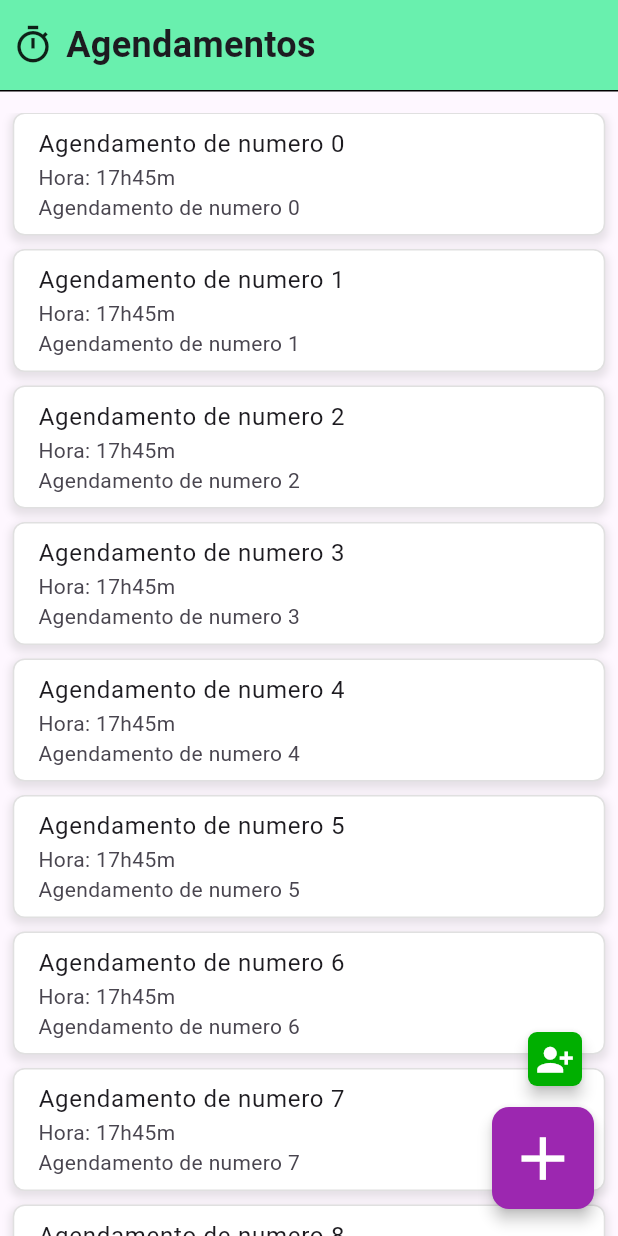
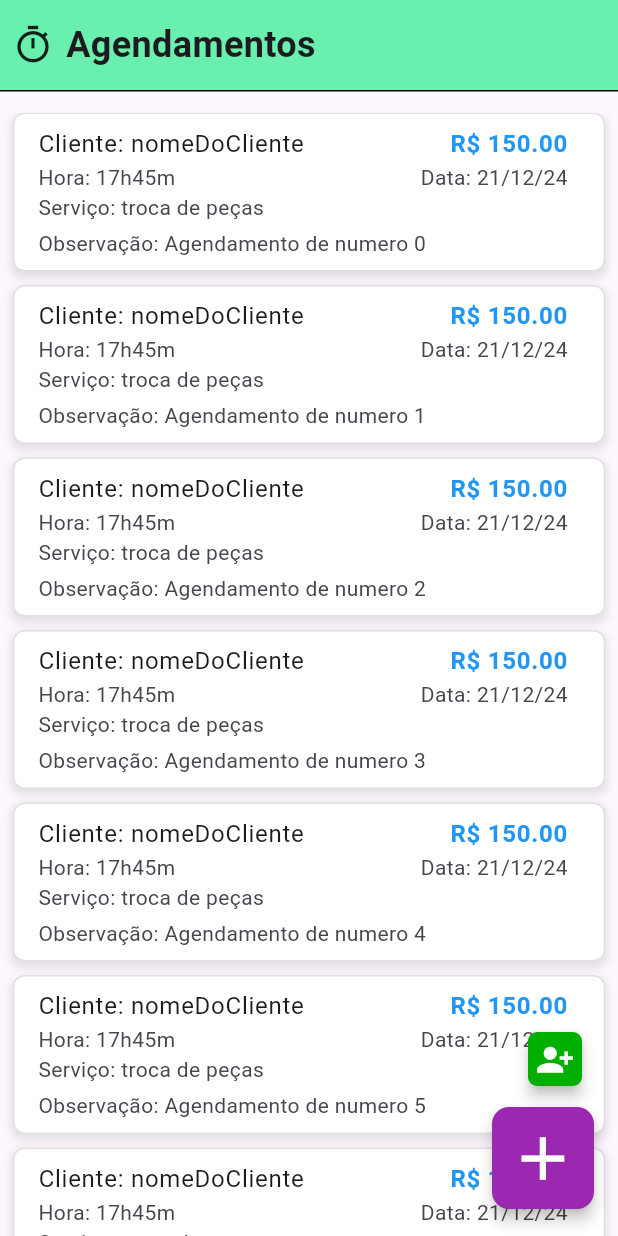
Before and after one commit to MatthewLacerda2/FixFlow, a Flutter app: the SchedulesScreen screen opened directly, on a phone screen of 412 x 824 dp. Run offline on Flutter 3.47's test engine with Material 3 defaults, Android fonts, the phone set to English and light mode, and no system bars; our stand-ins replace email_validator, font_awesome_flutter, introduction_screen; missing offline and left inert: snackbar.

Commit message:
more informative schedules list

```diff
--- a/flow_app/lib/screen/AppConfig/are_you_sure_screen.dart
+++ b/flow_app/lib/screen/AppConfig/are_you_sure_screen.dart
@@ -41,6 +41,7 @@ class AreYouSureScreen extends StatelessWidget {
             const SizedBox(height: 26),
             Text(
               description,
+              textAlign: TextAlign.justify,
               style: const TextStyle(fontSize: 17),
             ),
             const SizedBox(height: 40),
--- a/flow_app/lib/screen/AppConfig/leave_successful.dart
+++ b/flow_app/lib/screen/AppConfig/leave_successful.dart
@@ -36,7 +36,7 @@ class LeaveSuccessfulScreen extends StatelessWidget {
             const SizedBox(height: 23),
             Text(
               description,
-              textAlign: TextAlign.center,
+              textAlign: TextAlign.justify,
               style: const TextStyle(
                 fontSize: 17,
               ),
--- a/flow_app/lib/screen/main/main_screen.dart
+++ b/flow_app/lib/screen/main/main_screen.dart
@@ -39,6 +39,7 @@ class MainScreenState extends State<MainScreen> {
           children: _screens,
         ),
       ),
+      //TODO: make the apt buttons 'pop' when there is something new
       bottomNavigationBar: BottomNavigationBar(
         items: const <BottomNavigationBarItem>[
           BottomNavigationBarItem(icon: Icon(Icons.dashboard), label: 'Main'),
--- a/flow_app/lib/screen/main/schedules_screen.dart
+++ b/flow_app/lib/screen/main/schedules_screen.dart
@@ -61,12 +61,40 @@ class SchedulesScreen extends StatelessWidget {
                                 ],
                               ),
                               child: ListTile(
-                              title: Text('Agendamento de numero $index'),
+                                title: const Row(
+                                  mainAxisAlignment:
+                                      MainAxisAlignment.spaceBetween,
+                                  children: <Widget>[
+                                    Text('Cliente: nomeDoCliente'),
+                                    Text(
+                                      'R\$ 150.00',
+                                      style: TextStyle(
+                                          color: Colors.blue,
+                                          fontWeight: FontWeight.bold),
+                                    ),
+                                  ],
+                                ),
                                 subtitle: Column(
                                   crossAxisAlignment: CrossAxisAlignment.start,
                                   children: <Widget>[
-                                  const Text('Hora: 17h45m'),
-                                  Text('Agendamento de numero $index'),
+                                    const Row(
+                                      mainAxisAlignment:
+                                          MainAxisAlignment.spaceBetween,
+                                      children: <Widget>[
+                                        Text('Hora: 17h45m'),
+                                        Text('Data: 21/12/24'),
+                                      ],
+                                    ),
+                                    const Row(
+                                      mainAxisAlignment:
+                                          MainAxisAlignment.spaceBetween,
+                                      children: <Widget>[
+                                        Text('Serviço: troca de peças'),
+                                      ],
+                                    ),
+                                    const SizedBox(height: 4),
+                                    Text(
+                                        'Observação: Agendamento de numero $index'),
                                   ],
                                 ),
                                 onTap: () {
@@ -77,8 +105,8 @@ class SchedulesScreen extends StatelessWidget {
                                           ScheduleScreen(
                                         cliente: 'Fulano $index',
                                         contactado: true,
-                                      horario:
-                                          const TimeOfDay(hour: 14, minute: 30),
+                                        horario: const TimeOfDay(
+                                            hour: 14, minute: 30),
                                         dia: DateTime(2024, 8, 27),
                                         preco: 150.00,
                                         observacao: "This is an observation",
@@ -86,8 +114,7 @@ class SchedulesScreen extends StatelessWidget {
                                     ),
                                   );
                                 },
-                            ),
-                          ));
+                              )));
                     },
                   ),
                 ),
```
Lines whose indentation alone changed are shown as unchanged.
